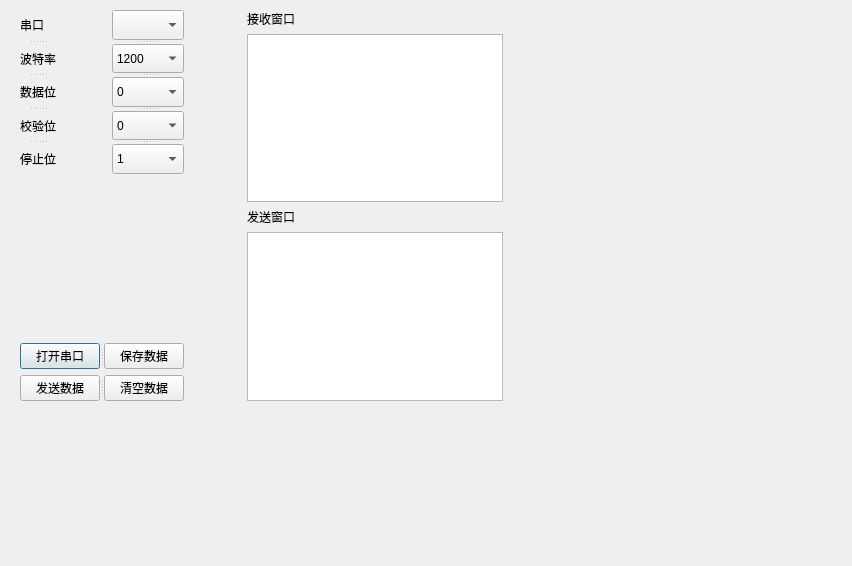
First picture: the form in portdialog.ui, repository KongQingXin12/JCY, before the edit.
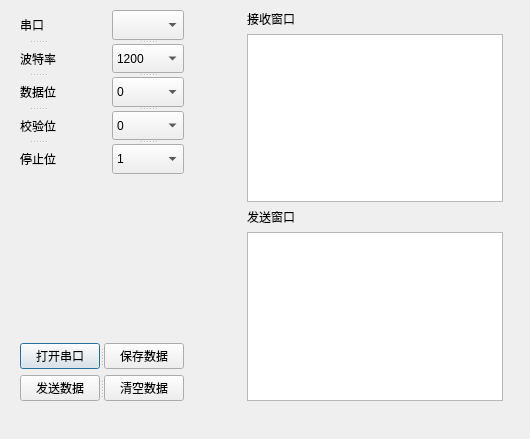
Second picture: the form after the edit.

What changed in the file:
```diff
--- a/portdialog.ui
+++ b/portdialog.ui
@@ -6,8 +6,8 @@
    <rect>
     <x>0</x>
     <y>0</y>
-    <width>852</width>
-    <height>566</height>
+    <width>530</width>
+    <height>439</height>
    </rect>
   </property>
   <property name="windowTitle">
```
Left out of the diff: 10 changed lines with no effect on the pictures.
